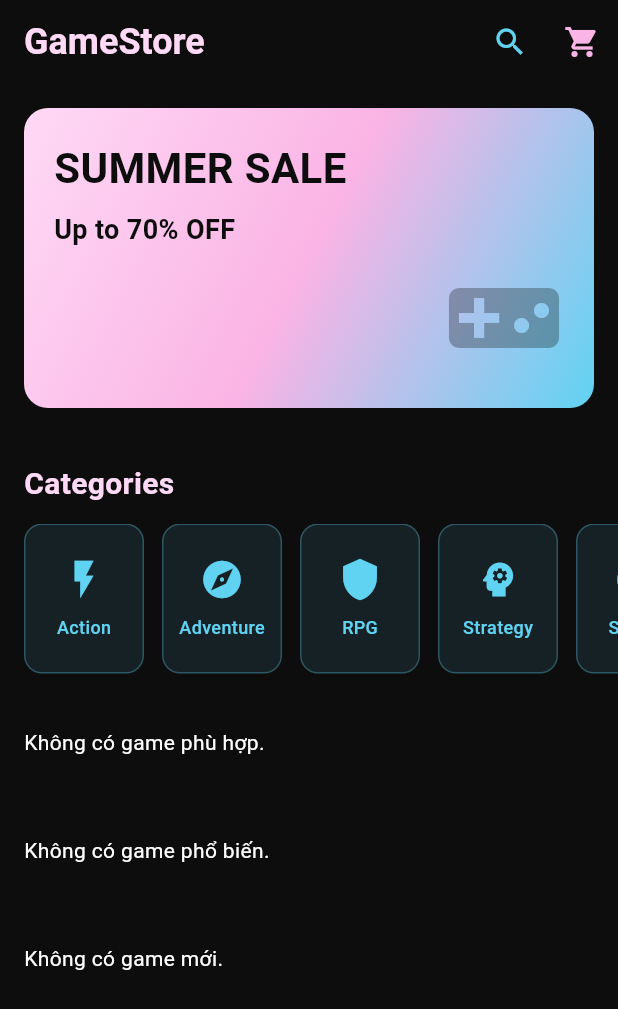
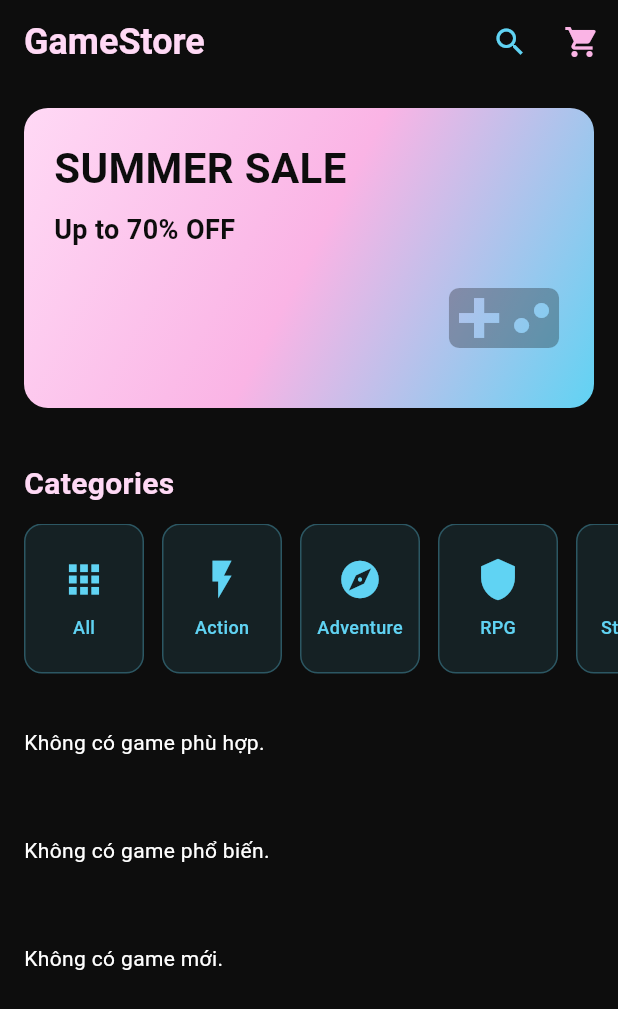
Before and after one commit to hieuphampm/Game-Selling-App, a Flutter app: the HomeScreen screen opened by its route, after a tap on "Action", on a phone screen of 412 x 824 dp. Shown: the top 1009 px of the screen. Run offline on Flutter 3.47's test engine with Material 3 defaults, Android fonts, the phone set to English and light mode, and no system bars; our stand-ins replace cloud_firestore, firebase_auth, firebase_core, firebase_storage, flutter_dotenv, flutter_gemini and 3 more; accounts and stored records are empty.

Commit message:
all game

```diff
--- a/flutter_app/lib/components/CategoriesSection.dart
+++ b/flutter_app/lib/components/CategoriesSection.dart
@@ -11,7 +11,7 @@ class CategoriesSection extends StatelessWidget {
     return Column(
       crossAxisAlignment: CrossAxisAlignment.start,
       children: [
-        Padding(
+        const Padding(
           padding: EdgeInsets.symmetric(horizontal: 16),
           child: Text(
             'Categories',
@@ -22,33 +22,43 @@ class CategoriesSection extends StatelessWidget {
             ),
           ),
         ),
-        SizedBox(height: 12),
+        const SizedBox(height: 12),
         SizedBox(
           height: 100,
           child: ListView(
             scrollDirection: Axis.horizontal,
-            padding: EdgeInsets.symmetric(horizontal: 16),
+            padding: const EdgeInsets.symmetric(horizontal: 16),
             children: [
+              CategoryCard(
+                title: 'All',
+                icon: Icons.apps,
+                onTap: () => onCategorySelected('all'),
+              ),
               CategoryCard(
                 title: 'Action',
                 icon: Icons.flash_on,
-                  onTap: () => onCategorySelected('action')),
+                onTap: () => onCategorySelected('action'),
+              ),
               CategoryCard(
                 title: 'Adventure',
                 icon: Icons.explore,
-                  onTap: () => onCategorySelected('adventure')),
+                onTap: () => onCategorySelected('adventure'),
+              ),
               CategoryCard(
                 title: 'RPG',
                 icon: Icons.shield,
-                  onTap: () => onCategorySelected('rpg')),
+                onTap: () => onCategorySelected('rpg'),
+              ),
               CategoryCard(
                 title: 'Strategy',
                 icon: Icons.psychology,
-                  onTap: () => onCategorySelected('strategy')),
+                onTap: () => onCategorySelected('strategy'),
+              ),
               CategoryCard(
                 title: 'Sports',
                 icon: Icons.sports_soccer,
-                  onTap: () => onCategorySelected('sport')),
+                onTap: () => onCategorySelected('sport'),
+              ),
             ],
           ),
         ),
--- a/flutter_app/lib/screens/home_screen.dart
+++ b/flutter_app/lib/screens/home_screen.dart
@@ -1,5 +1,4 @@
 import 'package:flutter/material.dart';
-import 'package:cloud_firestore/cloud_firestore.dart';
 import 'package:provider/provider.dart';
 
 import '../components/BannerComponent.dart';
@@ -25,7 +24,11 @@ class _HomeScreenState extends State<HomeScreen> {
 
   void onCategorySelected(String category) {
     setState(() {
-      selectedCategory = category.toLowerCase();
+      if (category.toLowerCase() == 'all') {
+        selectedCategory = null;
+      } else {
+        selectedCategory = category.toLowerCase();
+      }
     });
   }
 
@@ -63,10 +66,7 @@ class _HomeScreenState extends State<HomeScreen> {
                 onPressed: () {
                   Navigator.push(
                     context,
-                    MaterialPageRoute(
-                      builder: (_) =>
-                          const CartScreen(), // Đã sửa: không truyền parameters
-                    ),
+                    MaterialPageRoute(builder: (_) => const CartScreen()),
                   );
                 },
               ),
```
Lines whose indentation alone changed are shown as unchanged.
